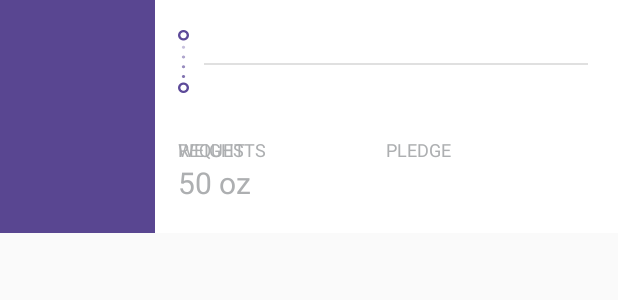
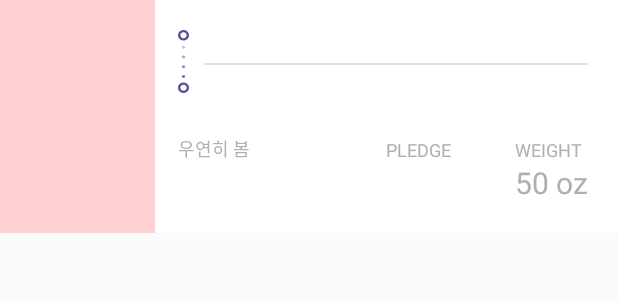
Before and after one commit to CodeSik/2020_madcamp_third, an Android app: the layout cell.xml on its own in the app's theme, with its tools: preview values and no code run, on a phone screen of 412 x 824 dp. Shown: the top 300 px of the screen. Run offline under Robolectric (Android 15) with nearby library versions, the light colour scheme and no system bars.

Commit message:
pull again plz sojin

```diff
--- a/app/src/main/java/com/example/madcampweek3/MainActivity/MainActivity.java
+++ b/app/src/main/java/com/example/madcampweek3/MainActivity/MainActivity.java
@@ -14,9 +14,9 @@ import androidx.fragment.app.Fragment;
 import androidx.recyclerview.widget.LinearLayoutManager;
 import androidx.recyclerview.widget.RecyclerView;
 
+import com.example.madcampweek3.Profile.ProfileFragment;
 import com.example.madcampweek3.R;
 import com.example.madcampweek3.fragment.CenteredTextFragment;
-import com.example.madcampweek3.fragment.ProfileFragment;
 import com.example.madcampweek3.menu.DrawerAdapter;
 import com.example.madcampweek3.menu.DrawerItem;
 import com.example.madcampweek3.menu.SimpleItem;
--- a/app/src/main/java/com/example/madcampweek3/Profile/FoldingCellListAdapter.java
+++ b/app/src/main/java/com/example/madcampweek3/Profile/FoldingCellListAdapter.java
@@ -8,11 +8,13 @@ import android.widget.ArrayAdapter;
 import android.widget.TextView;
 
 import androidx.annotation.NonNull;
+import com.example.madcampweek3.Profile.FoldingCell;
+import com.example.madcampweek3.R;
 
-import com.example.madcampweek3.R;
 import java.util.HashSet;
 import java.util.List;
 
+;
 /**
  * Simple example of ListAdapter for using with Folding Cell
  * Adapter holds indexes of unfolded elements for correct work with default reusable views behavior
@@ -33,6 +35,7 @@ public class FoldingCellListAdapter extends ArrayAdapter<Item> {
         // get item for selected view
         Item item = getItem(position);
         // if cell is exists - reuse it, if not - create the new one from resource
+
         FoldingCell cell = (FoldingCell) convertView;
         ViewHolder viewHolder;
         if (cell == null) {
--- a/app/src/main/res/layout/cell.xml
+++ b/app/src/main/res/layout/cell.xml
@@ -1,6 +1,6 @@
 <?xml version="1.0" encoding="utf-8"?>
 
-<com.ramotion.foldingcell.FoldingCell xmlns:android="http://schemas.android.com/apk/res/android"
+<com.example.madcampweek3.Profile.FoldingCell xmlns:android="http://schemas.android.com/apk/res/android"
     xmlns:folding-cell="http://schemas.android.com/apk/res-auto"
     android:layout_width="match_parent"
     android:layout_height="wrap_content"
@@ -15,4 +15,4 @@
     <!-- TITLE (FOLDED) LAYOUT (MUST BE AT LEAST 2x times SMALLER than content layout above) -->
     <include layout="@layout/cell_title_layout" />
 
-</com.ramotion.foldingcell.FoldingCell>
+</com.example.madcampweek3.Profile.FoldingCell>
--- a/app/src/main/res/layout/cell_title_layout.xml
+++ b/app/src/main/res/layout/cell_title_layout.xml
@@ -11,13 +11,14 @@
         android:layout_width="match_parent"
         android:layout_height="155dp"
         android:layout_weight="3"
-        android:background="@color/bgTitleLeft"
+        android:alpha="0.478"
+        android:background="#FF9FA1"
         android:gravity="center_horizontal"
         android:orientation="vertical"
-        android:paddingBottom="20dp"
         android:paddingLeft="10dp"
+        android:paddingTop="20dp"
         android:paddingRight="10dp"
-        android:paddingTop="20dp">
+        android:paddingBottom="20dp">
 
         <TextView
             android:id="@+id/title_price"
@@ -125,6 +126,7 @@
             android:layout_height="wrap_content"
             android:layout_alignParentEnd="false"
             android:layout_alignParentBottom="true"
+            android:layout_alignParentRight="true"
             android:text="@string/weight_mock" />
 
         <TextView
--- a/app/src/main/res/values/strings.xml
+++ b/app/src/main/res/values/strings.xml
@@ -21,7 +21,7 @@
     <string name="order_id_mock" translatable="false"># 1234–5678</string>
     <string name="price_mock" translatable="false">$25</string>
     <string name="requests_count_mock" translatable="false">5</string>
-    <string name="requests_count_badge" translatable="false">REQUESTS</string>
+    <string name="requests_count_badge" translatable="false">우연히 봄</string>
     <string name="weight_mock" translatable="false">50 oz</string>
     <string name="weight_badge" translatable="false">WEIGHT</string>
     <string name="pledge_mock" translatable="false">$150</string>
```
Also changed, not shown: app/src/main/java/com/example/madcampweek3/fragment/ProfileFragment.java (deleted, +0 -65 lines).
